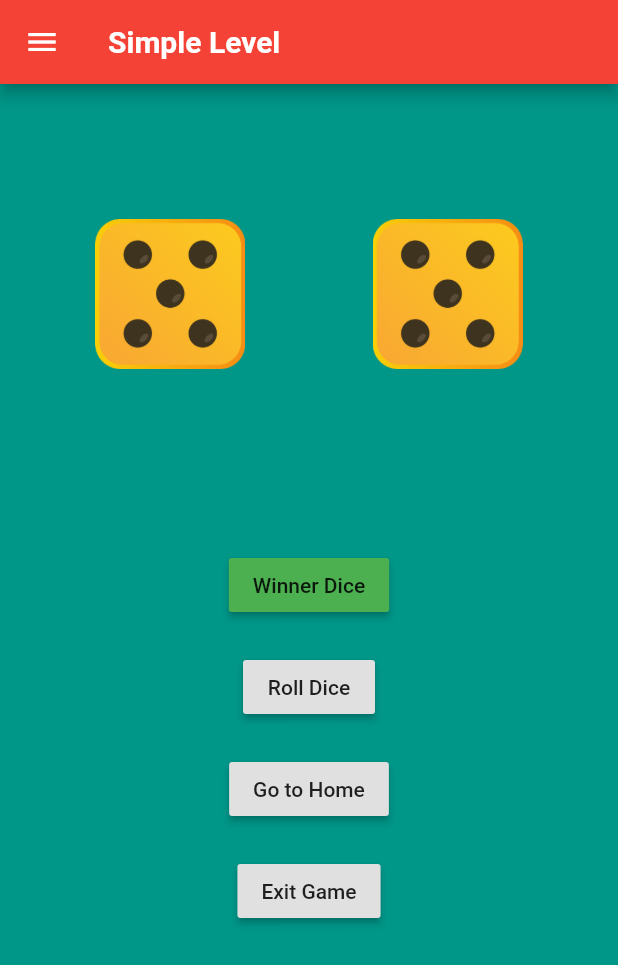
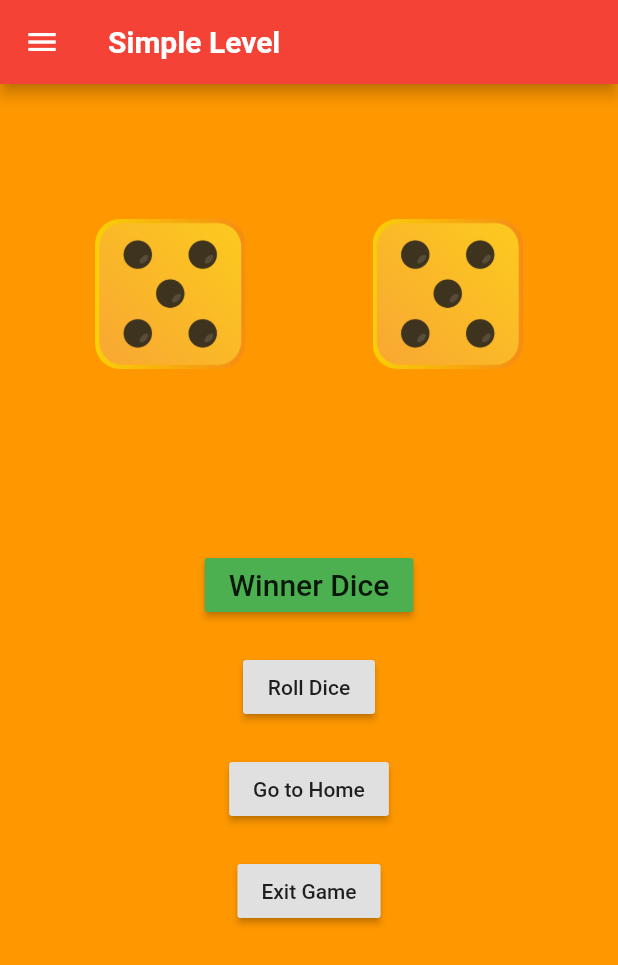
Before and after one commit to madiharafiq/sp17-BCS-020, a Flutter app: the Dicepage screen opened directly, on a phone screen of 412 x 824 dp. Shown: the top 965 px of the screen. Run offline on Flutter 3.47's test engine with Material 2 defaults, Android fonts, the phone set to English and light mode, and no system bars; project files that could hold a hidden picture were left out.

Commit message:
Check winner dice in Simple level

```diff
--- a/my_dice_app/lib/simplelevel.dart
+++ b/my_dice_app/lib/simplelevel.dart
@@ -60,7 +60,7 @@ class _DicepageState extends State<Dicepage> {
   @override
   Widget build(BuildContext context) {
     return Scaffold(
-        backgroundColor: Colors.teal,
+        backgroundColor: Colors.orange,
         appBar: AppBar(
           backgroundColor: Colors.red,
           title: Text(
@@ -100,15 +100,17 @@ class _DicepageState extends State<Dicepage> {
                 height: 100,
               ),
 
-              Padding(
+              SizedBox(
+               child: Padding(
                 padding: const EdgeInsets.only(top: 20),
                 child: RaisedButton(
                   color: Colors.green,
-                  child: Text('Winner Dice',),
+                  child: Text('Winner Dice', style: TextStyle( fontSize: 20.0),),
                   onPressed: () {
                     showAlertDialog(context);
                   },
                 ),
+              ),
               ),
 
               Padding(
```
